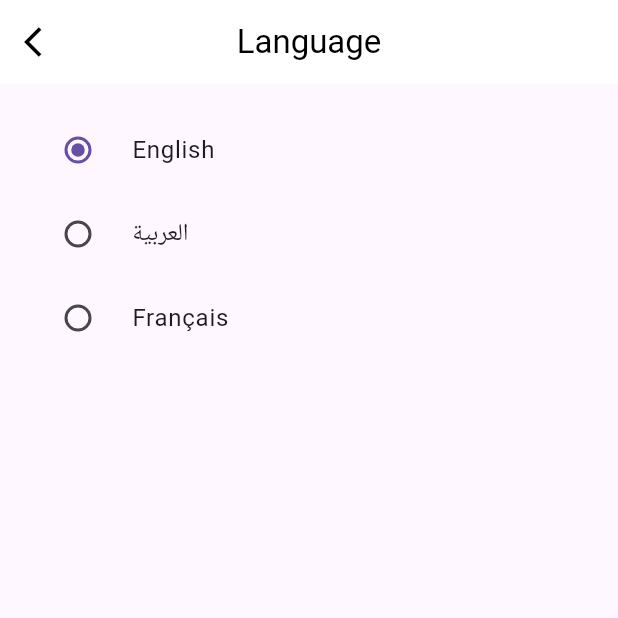
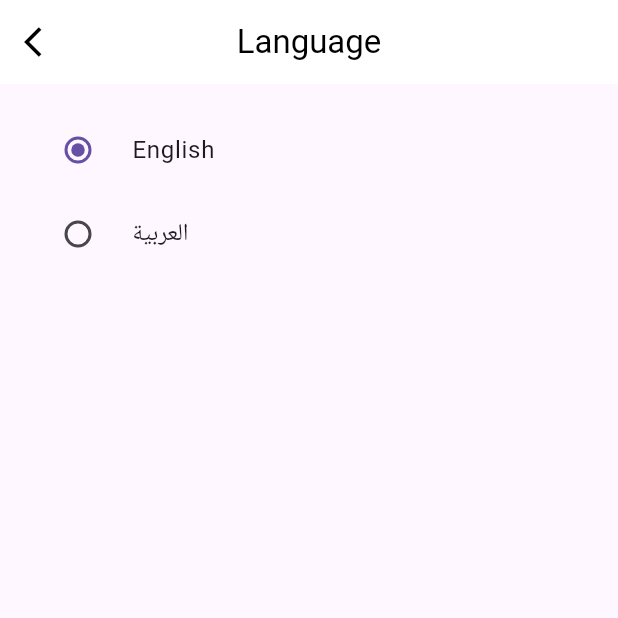
Before and after one commit to Raghad002m/docdoctor, a Flutter app: the LanguageScreen screen opened directly, on a phone screen of 412 x 824 dp, the top half of it. Run offline on Flutter 3.47's test engine with Material 3 defaults, Android fonts, the light colour scheme and no system bars; our stand-ins replace country_code_picker.

Commit message:
Initial project upload - full project

```diff
--- a/lib/Screen/SettingScreen.dart
+++ b/lib/Screen/SettingScreen.dart
@@ -360,7 +360,7 @@ class _SecurityScreenState extends State<SecurityScreen> {
             title: const Text("Google Authenticator"),
             trailing: const Icon(Icons.arrow_forward_ios, size: 16),
             onTap: () {
-              // هنا تروح لصفحة Google Authenticator
+
               Navigator.push(
                 context,
                 MaterialPageRoute(
@@ -375,7 +375,6 @@ class _SecurityScreenState extends State<SecurityScreen> {
   }
 }
 
-// صفحة Google Authenticator (مؤقتة كمثال)
 class GoogleAuthenticatorScreen extends StatelessWidget {
   const GoogleAuthenticatorScreen({super.key});
 
@@ -419,12 +418,6 @@ class _LanguageScreenState extends State<LanguageScreen> {
             value: 'العربية',
             groupValue: _lang,
             title: const Text('العربية'),
-            onChanged: (v) => setState(() => _lang = v!),
-          ),
-          RadioListTile<String>(
-            value: 'Français',
-            groupValue: _lang,
-            title: const Text('Français'),
             onChanged: (v) => setState(() => _lang = v!),
           ),
         ],
```
